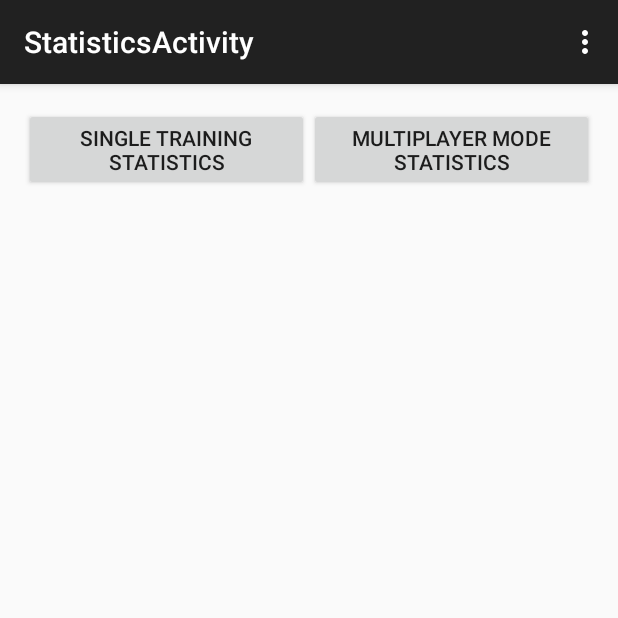
After one commit to mabuyo/ready-set-press, an Android app: the StatisticsActivity screen opened directly, with no data from a screen before it, on a phone screen of 412 x 824 dp, the top half of it. The commit adds this screen. Run offline under Robolectric (Android 15) with nearby library versions, the phone set to English and light mode, and no system bars.

```diff
--- a/app/src/main/java/com/cmput301/mmabuyo/readysetpress/MainActivity.java
+++ b/app/src/main/java/com/cmput301/mmabuyo/readysetpress/MainActivity.java
@@ -60,4 +60,9 @@ public class MainActivity extends AppCompatActivity {
         AlertDialog alertDialog = singleModeInstructionsDialog.create();
         alertDialog.show();
     }
+
+    public void showStatisticsActivity(View view) {
+        Intent switchToStatisticsActivity = new Intent(MainActivity.this, StatisticsActivity.class);
+        startActivity(switchToStatisticsActivity);
+    }
 }
--- /dev/null
+++ b/app/src/main/java/com/cmput301/mmabuyo/readysetpress/StatisticsActivity.java
@@ -0,0 +1,62 @@
+package com.cmput301.mmabuyo.readysetpress;
+
+import android.content.Intent;
+import android.support.v7.app.AppCompatActivity;
+import android.os.Bundle;
+import android.view.Menu;
+import android.view.MenuItem;
+import android.view.View;
+import android.widget.Toast;
+import android.widget.ViewFlipper;
+
+import com.google.gson.Gson;
+import com.google.gson.reflect.TypeToken;
+
+import java.io.BufferedReader;
+import java.io.FileInputStream;
+import java.io.FileNotFoundException;
+import java.io.FileOutputStream;
+import java.io.IOException;
+import java.io.InputStreamReader;
+import java.io.OutputStreamWriter;
+import java.lang.reflect.Type;
+import java.util.ArrayList;
+
+public class StatisticsActivity extends AppCompatActivity {
+
+
+
+    @Override
+    protected void onCreate(Bundle savedInstanceState) {
+        super.onCreate(savedInstanceState);
+        setContentView(R.layout.show_statistics);
+    }
+
+    @Override
+    public boolean onCreateOptionsMenu(Menu menu) {
+        // Inflate the menu; this adds items to the action bar if it is present.
+        getMenuInflater().inflate(R.menu.menu_statistics, menu);
+        return true;
+    }
+
+    @Override
+    public boolean onOptionsItemSelected(MenuItem item) {
+        // Handle action bar item clicks here. The action bar will
+        // automatically handle clicks on the Home/Up button, so long
+        // as you specify a parent activity in AndroidManifest.xml.
+        int id = item.getItemId();
+
+        //noinspection SimplifiableIfStatement
+        if (id == R.id.action_settings) {
+            return true;
+        }
+
+        return super.onOptionsItemSelected(item);
+    }
+
+    public void showSingleStatsActivity(View view) {
+        Intent switchToSingleStatsActivity = new Intent(StatisticsActivity.this, SingleStatsActivity.class);
+        startActivity(switchToSingleStatsActivity);
+    }
+
+}
--- a/app/src/main/res/layout/activity_main.xml
+++ b/app/src/main/res/layout/activity_main.xml
@@ -37,6 +37,7 @@
             android:text="Statistics"
             android:id="@+id/button3"
             android:layout_gravity="center_horizontal"
-            android:layout_weight="0.33" />
+            android:layout_weight="0.33"
+            android:onClick="showStatisticsActivity"/>
     </LinearLayout>
 </RelativeLayout>
--- /dev/null
+++ b/app/src/main/res/layout/show_statistics.xml
@@ -0,0 +1,26 @@
+<LinearLayout xmlns:android="http://schemas.android.com/apk/res/android"
+    xmlns:tools="http://schemas.android.com/tools" android:layout_width="match_parent"
+    android:layout_height="match_parent" android:paddingLeft="@dimen/activity_horizontal_margin"
+    android:paddingRight="@dimen/activity_horizontal_margin"
+    android:paddingTop="@dimen/activity_vertical_margin"
+    android:paddingBottom="@dimen/activity_vertical_margin"
+    tools:context="com.cmput301.mmabuyo.readysetpress.StatisticsActivity">
+
+    <Button
+            android:layout_width="fill_parent"
+            android:layout_height="wrap_content"
+            android:text="Single Training Statistics"
+            android:id="@+id/singleTrainingStats"
+            android:layout_gravity="center_horizontal"
+            android:layout_weight="1"
+            android:onClick="showSingleStatsActivity"/>
+
+    <Button
+            android:layout_width="fill_parent"
+            android:layout_height="wrap_content"
+            android:text="Multiplayer Mode Statistics"
+            android:id="@+id/multiplayerStats"
+            android:layout_gravity="center_horizontal"
+            android:layout_weight="1" />
+
+</LinearLayout>
--- a/app/src/main/res/layout/single_mode_button.xml
+++ b/app/src/main/res/layout/single_mode_button.xml
@@ -5,6 +5,7 @@
     <Button
         android:layout_width="match_parent"
         android:layout_height="match_parent"
-        android:text="Wait for the prompt, then click me!"
-        android:id="@+id/waitButton" />
+        android:id="@+id/trainingButton"
+        android:text="Wait..."
+        android:onClick="trainingButtonClicked"/>
 </LinearLayout>
--- /dev/null
+++ b/app/src/main/res/menu/menu_statistics.xml
@@ -0,0 +1,7 @@
+<menu xmlns:android="http://schemas.android.com/apk/res/android"
+    xmlns:app="http://schemas.android.com/apk/res-auto"
+    xmlns:tools="http://schemas.android.com/tools"
+    tools:context="com.cmput301.mmabuyo.readysetpress.StatisticsActivity">
+    <item android:id="@+id/action_settings" android:title="@string/action_settings"
+        android:orderInCategory="100" app:showAsAction="never" />
+</menu>
--- a/app/src/main/res/values/strings.xml
+++ b/app/src/main/res/values/strings.xml
@@ -6,4 +6,6 @@
     <string name="title_activity_main2">Main2Activity</string>
     <string name="title_activity_instructions_dialog">InstructionsDialogActivity</string>
     <string name="title_activity_single_mode_training">SingleModeTrainingActivity</string>
+    <string name="title_activity_statistics">StatisticsActivity</string>
+    <string name="title_activity_single_statistics">Single Mode Statistics</string>
 </resources>
```
Also changed, not shown: app/src/main/AndroidManifest.xml (+8 -0 lines), app/src/main/java/com/cmput301/mmabuyo/readysetpress/ButtonTimer.java (+17 -4 lines), app/src/main/java/com/cmput301/mmabuyo/readysetpress/SingleModeTrainingActivity.java (+69 -12 lines), app/src/main/java/com/cmput301/mmabuyo/readysetpress/SingleStatsActivity.java (added, +76 -0 lines), app/src/main/res/layout/show_singlestats.xml (added, +33 -0 lines).
